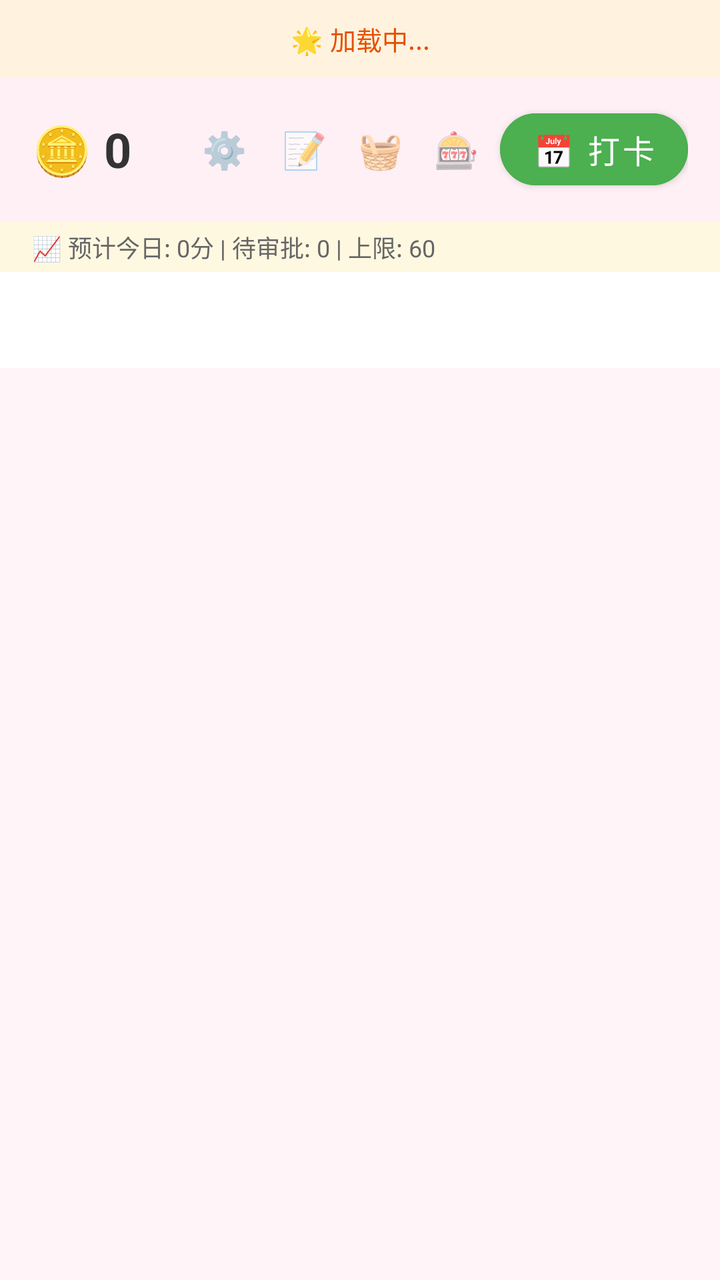
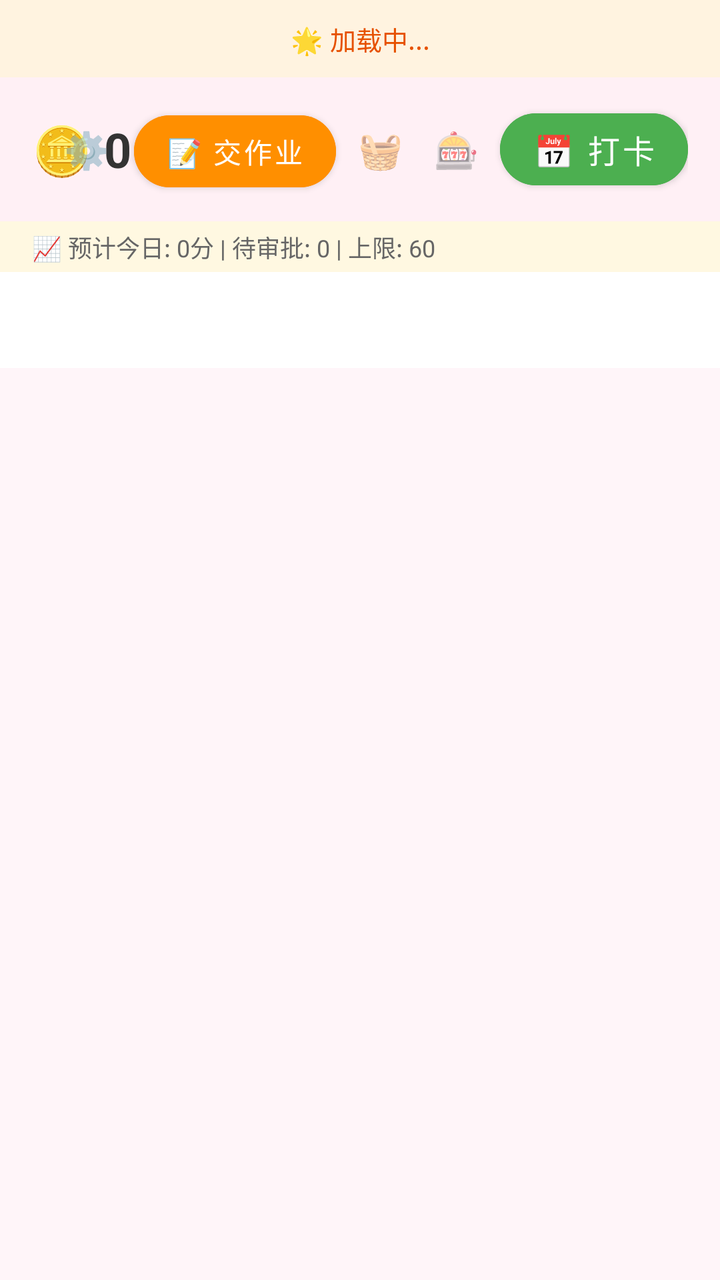

Before-and-after screenshots of an Android layout around one commit, followed by the original layout XML and the change that was made.
<!-- AndroidManifest.xml: activity theme Theme.HabitTracker.Child -->
<!-- res/layout/activity_child.xml -->
<?xml version="1.0" encoding="utf-8"?>
<LinearLayout xmlns:android="http://schemas.android.com/apk/res/android"
    xmlns:app="http://schemas.android.com/apk/res-auto"
    android:layout_width="match_parent"
    android:layout_height="match_parent"
    android:orientation="vertical"
    android:background="@color/background_child">

    
    <TextView
        android:id="@+id/tv_daily_quote"
        android:layout_width="match_parent"
        android:layout_height="wrap_content"
        android:padding="10dp"
        android:paddingStart="16dp"
        android:paddingEnd="16dp"
        android:background="#FFF3E0"
        android:text="🌟 加载中..."
        android:textSize="13sp"
        android:textColor="#E65100"
        android:lineSpacingExtra="2dp"
        android:gravity="center" />

    
    <RelativeLayout
        android:layout_width="match_parent"
        android:layout_height="wrap_content"
        android:padding="12dp"
        android:paddingStart="16dp"
        android:paddingEnd="16dp"
        android:background="@color/child_pink_light">

        <TextView
            android:id="@+id/tv_coin_balance"
            android:layout_width="wrap_content"
            android:layout_height="wrap_content"
            android:layout_centerVertical="true"
            android:text="🪙 0"
            android:textSize="24sp"
            android:textColor="@color/text_primary"
            android:textStyle="bold" />

        <LinearLayout
            android:layout_width="wrap_content"
            android:layout_height="wrap_content"
            android:layout_alignParentEnd="true"
            android:layout_centerVertical="true"
            android:orientation="horizontal">

            <TextView
                android:id="@+id/btn_child_settings"
                android:layout_width="32dp"
                android:layout_height="32dp"
                android:text="⚙️"
                android:textSize="18sp"
                android:gravity="center"
                android:layout_marginEnd="8dp"
                android:background="?attr/selectableItemBackgroundBorderless"
                android:clickable="true"
                android:focusable="true"
                android:contentDescription="设置" />

            <TextView
                android:id="@+id/btn_submit_homework"
                android:layout_width="32dp"
                android:layout_height="32dp"
                android:text="📝"
                android:textSize="18sp"
                android:gravity="center"
                android:layout_marginEnd="6dp"
                android:background="?attr/selectableItemBackgroundBorderless"
                android:clickable="true"
                android:focusable="true"
                android:contentDescription="提交作业" />
            <TextView
                android:id="@+id/btn_laundry"
                android:layout_width="32dp"
                android:layout_height="32dp"
                android:text="🧺"
                android:textSize="18sp"
                android:gravity="center"
                android:layout_marginEnd="6dp"
                android:background="?attr/selectableItemBackgroundBorderless"
                android:clickable="true"
                android:focusable="true"
                android:contentDescription="洗衣任务" />
            <TextView
                android:id="@+id/btn_lottery"
                android:layout_width="32dp"
                android:layout_height="32dp"
                android:text="🎰"
                android:textSize="18sp"
                android:gravity="center"
                android:layout_marginEnd="6dp"
                android:background="?attr/selectableItemBackgroundBorderless"
                android:clickable="true"
                android:focusable="true"
                android:contentDescription="抽奖" />
            <com.google.android.material.button.MaterialButton
                android:id="@+id/btn_check_in"
                android:layout_width="wrap_content"
                android:layout_height="48dp"
                android:text="📅 打卡"
                android:textSize="16sp"
                android:textAllCaps="false"
                app:cornerRadius="24dp"
                android:backgroundTint="@color/child_green" />

        </LinearLayout>

    </RelativeLayout>
    
    <TextView
        android:id="@+id/tv_earning_estimate"
        android:layout_width="match_parent"
        android:layout_height="wrap_content"
        android:paddingStart="16dp"
        android:paddingEnd="16dp"
        android:paddingTop="4dp"
        android:paddingBottom="4dp"
        android:text="📈 预计今日: 0分 | 待审批: 0 | 上限: 60"
        android:textSize="12sp"
        android:textColor="#FF666666"
        android:background="#FFF8E1" />

    
    <com.google.android.material.tabs.TabLayout
        android:id="@+id/tab_layout"
        android:layout_width="match_parent"
        android:layout_height="48dp"
        android:background="@android:color/white"
        app:tabMode="fixed"
        app:tabGravity="fill" />

    
    <androidx.viewpager2.widget.ViewPager2
        android:id="@+id/view_pager"
        android:layout_width="match_parent"
        android:layout_height="0dp"
        android:layout_weight="1" />

</LinearLayout>
<!-- resources referenced by this layout -->
<resources>
  <color name="background_child">#FFF5F9</color>
  <color name="child_green">#4CAF50</color>
  <color name="child_pink_light">#FFF0F5</color>
  <color name="text_primary">#333333</color>
  <style name="Theme.HabitTracker.Child" parent="Theme.HabitTracker">
          <item name="colorPrimary">@color/child_pink</item>
          <item name="android:statusBarColor">@color/child_pink_light</item>
      </style>
  <style name="Theme.HabitTracker" parent="Theme.MaterialComponents.Light.NoActionBar">
          <item name="colorPrimary">@color/child_pink</item>
          <item name="colorPrimaryVariant">@color/child_pink_light</item>
          <item name="colorOnPrimary">@color/white</item>
          <item name="colorSecondary">@color/child_green</item>
          <item name="android:statusBarColor">@color/child_pink_light</item>
      </style>
  <color name="child_pink">#FF6B9D</color>
  <color name="white">#FFFFFF</color>
</resources>

<!-- the commit's change to res/layout/activity_child.xml (unified diff, before → after) -->
@@ -60,17 +60,16 @@
                 android:focusable="true"
                 android:contentDescription="设置" />
 
-            <TextView
+            <com.google.android.material.button.MaterialButton
                 android:id="@+id/btn_submit_homework"
-                android:layout_width="32dp"
-                android:layout_height="32dp"
-                android:text="📝"
-                android:textSize="18sp"
-                android:gravity="center"
+                android:layout_width="wrap_content"
+                android:layout_height="48dp"
+                android:text="📝 交作业"
+                android:textSize="14sp"
+                android:textAllCaps="false"
                 android:layout_marginEnd="6dp"
-                android:background="?attr/selectableItemBackgroundBorderless"
-                android:clickable="true"
-                android:focusable="true"
+                app:cornerRadius="24dp"
+                android:backgroundTint="#FF8F00"
                 android:contentDescription="提交作业" />
             <TextView
                 android:id="@+id/btn_laundry"
